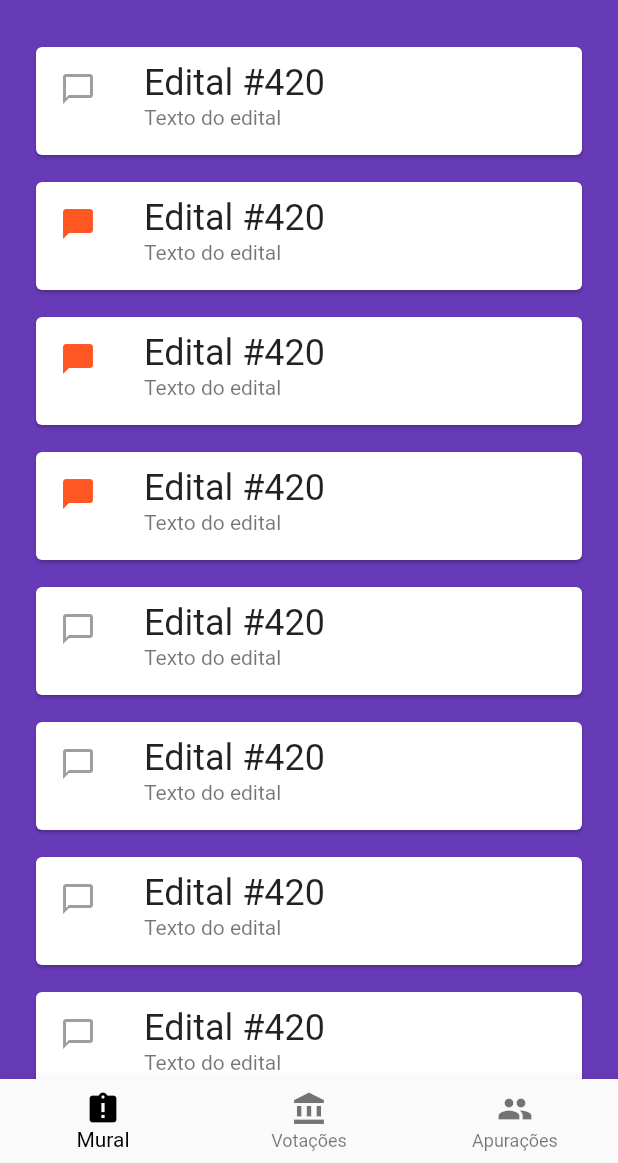
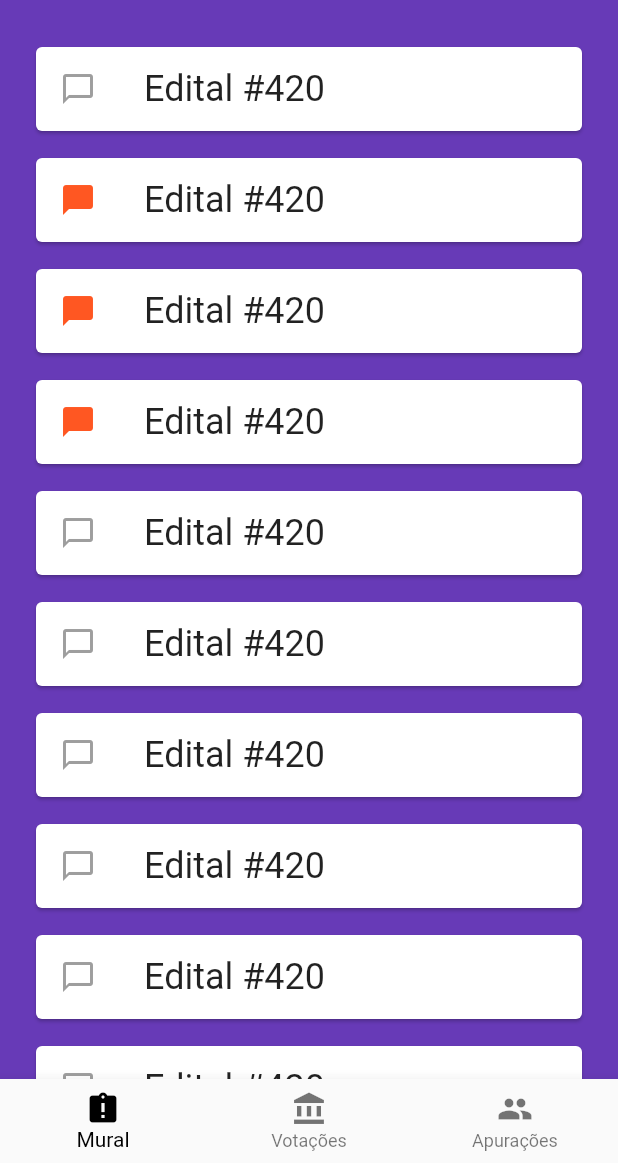
Before and after one commit to avlnx/assembly, a Flutter app: the screen it shows after launch, after a tap on an icon or button, on a phone screen of 412 x 824 dp, the part 73-1236 px from its top. Run offline on Flutter 3.47's test engine with Material 2 defaults, Android fonts, the phone set to English and light mode, and no system bars.

Commit message:
Removes body of MuralItem from list

```diff
--- a/lib/tabs/mural_tab.dart
+++ b/lib/tabs/mural_tab.dart
@@ -73,15 +73,11 @@ class _MuralTabState extends State<MuralTab> {
               fontSize: 24.0,
             ),
           ),
-          subtitle: Text(
-              item.body.length > 50 ? item.body.substring(0, 50) : item.body),
           onTap: () {
             setState(() {
               int i = _allItems.indexOf(item);
               if (!item.read) {
                 _allItems[i].read = true;
-              } else {
-                _allItems[i].read = false;
               }
             });
           },
```
